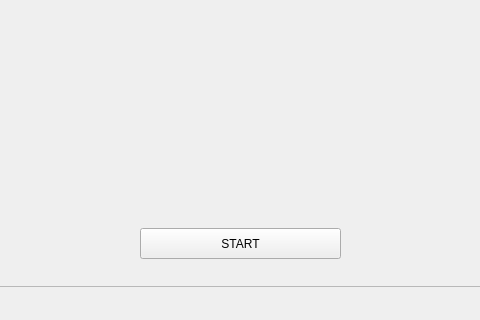
The window that demoRMR/mainwindow.ui (pao3007/HMI2023) describes before a commit, drawn with Qt 5; both pictures show x 161 to 641 and y 130 to 450 of the 800 by 450 pixel window.
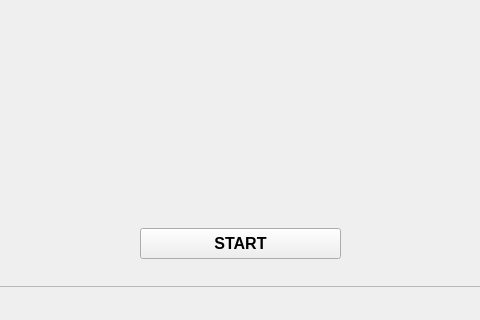
The same window after the commit.

Patch:
```diff
--- a/demoRMR/mainwindow.ui
+++ b/demoRMR/mainwindow.ui
@@ -58,6 +58,18 @@
            <height>0</height>
           </size>
          </property>
+         <property name="font">
+          <font>
+           <pointsize>12</pointsize>
+           <bold>true</bold>
+          </font>
+         </property>
+         <property name="mouseTracking">
+          <bool>false</bool>
+         </property>
+         <property name="focusPolicy">
+          <enum>Qt::ClickFocus</enum>
+         </property>
          <property name="text">
           <string>START</string>
          </property>
```
